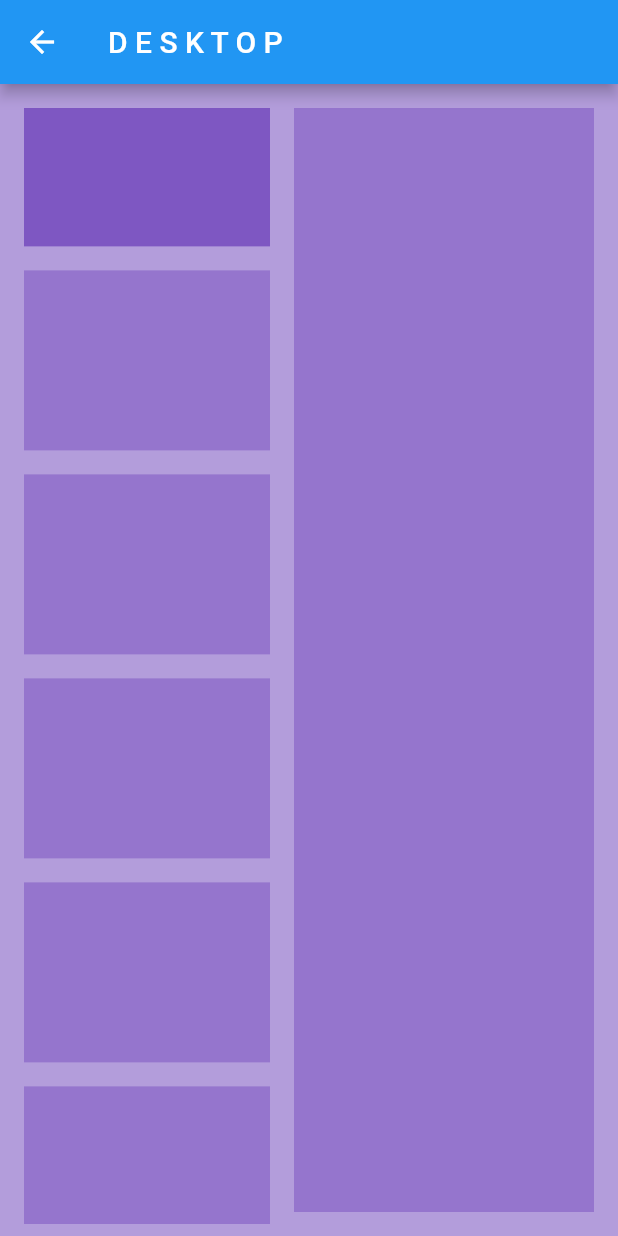
After one commit to smoerman99/CheckMe, a Flutter app: the MediumPhoneLayout screen opened directly, on a phone screen of 412 x 824 dp. The commit adds this screen. Run offline on Flutter 3.47's test engine with Material 2 defaults, Android fonts, the phone set to English and light mode, and no system bars; our stand-ins replace cloud_firestore, firebase_auth, firebase_core, pie_chart; missing offline and left inert: indexed; accounts and stored records are empty.

Commit message:
some changes

```diff
--- a/lib/Pages/createTask.dart
+++ b/lib/Pages/createTask.dart
@@ -3,7 +3,7 @@ import 'package:checkit/Entities/Enums/Priority.dart';
 import 'package:checkit/Widgets/HandleElevatedButton.dart';
 import 'package:flutter/material.dart';
 import 'package:flutter/scheduler.dart';
-import '../Widgets/TextFormFieldWithStyling.dart';
+import '../Widgets/textFormFieldWithStyling.dart';
 
 class CreateTaskPage extends StatefulWidget {
   const CreateTaskPage({Key key}) : super(key: key);
--- a/lib/Widgets/Auth/signup.dart
+++ b/lib/Widgets/Auth/signup.dart
@@ -1,5 +1,5 @@
 import 'package:checkit/Widgets/Auth/signin.dart';
-import 'package:checkit/Widgets/TextFormFieldWithStyling.dart';
+import 'package:checkit/Widgets/textFormFieldWithStyling.dart';
 import 'package:firebase_auth/firebase_auth.dart';
 import 'package:flutter/material.dart';
 import 'package:indexed/indexed.dart';
--- /dev/null
+++ b/lib/Widgets/Responsive/dimensions.dart
@@ -0,0 +1,5 @@
+//common device dimensions
+
+const mobileWidthSmall = 400;
+const mobileWidthMedium = 500;
+const mobileWidthLarge = 600;
--- /dev/null
+++ b/lib/Widgets/Responsive/medium_phone_layout.dart
@@ -0,0 +1,64 @@
+import 'package:flutter/material.dart';
+
+class MediumPhoneLayout extends StatelessWidget {
+  const MediumPhoneLayout({Key key}) : super(key: key);
+
+  @override
+  Widget build(BuildContext context) {
+    return Scaffold(
+      backgroundColor: Colors.deepPurple[200],
+      appBar: AppBar(
+        title: Text('D E S K T O P'),
+      ),
+      body: Padding(
+        padding: const EdgeInsets.all(8.0),
+        child: Row(
+          children: [
+            // First column
+            Expanded(
+              child: Column(
+                children: [
+                  // youtube video
+                  Padding(
+                    padding: const EdgeInsets.all(8.0),
+                    child: AspectRatio(
+                      aspectRatio: 16 / 9,
+                      child: Container(
+                        color: Colors.deepPurple[400],
+                      ),
+                    ),
+                  ),
+
+                  // comment section & recommended videos
+                  Expanded(
+                    child: ListView.builder(
+                      itemCount: 8,
+                      itemBuilder: (context, index) {
+                        return Padding(
+                          padding: const EdgeInsets.all(8.0),
+                          child: Container(
+                            color: Colors.deepPurple[300],
+                            height: 120,
+                          ),
+                        );
+                      },
+                    ),
+                  )
+                ],
+              ),
+            ),
+
+            // second column
+            Padding(
+              padding: const EdgeInsets.all(8.0),
+              child: Container(
+                width: 200,
+                color: Colors.deepPurple[300],
+              ),
+            )
+          ],
+        ),
+      ),
+    );
+  }
+}
```
Also changed, not shown: lib/Widgets/Responsive/responsive_layout.dart (added, +26 -0 lines), lib/Widgets/Responsive/small_phone_layout.dart (added, +56 -0 lines).
